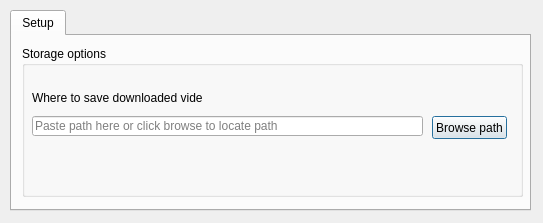
Qt form src/pref.ui (sledjama/youtube-video-downloader) before a commit.
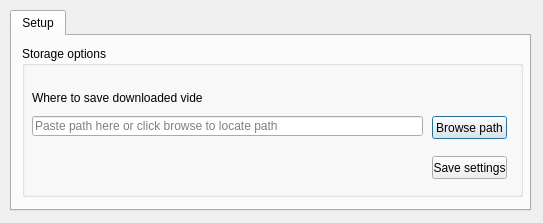
The same form after that commit. Icons and pictures are not drawn.

Patch:
```diff
--- a/src/pref.ui
+++ b/src/pref.ui
@@ -102,6 +102,19 @@
        <string>Browse path</string>
       </property>
      </widget>
+     <widget class="QPushButton" name="saveBtn">
+      <property name="geometry">
+       <rect>
+        <x>410</x>
+        <y>110</y>
+        <width>75</width>
+        <height>23</height>
+       </rect>
+      </property>
+      <property name="text">
+       <string>Save settings</string>
+      </property>
+     </widget>
     </widget>
    </widget>
   </widget>
```
